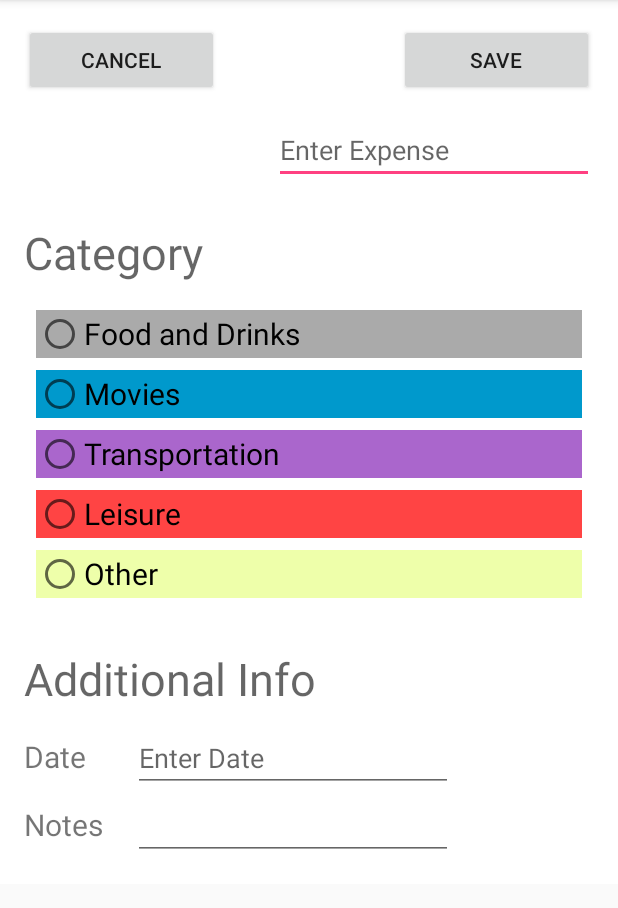
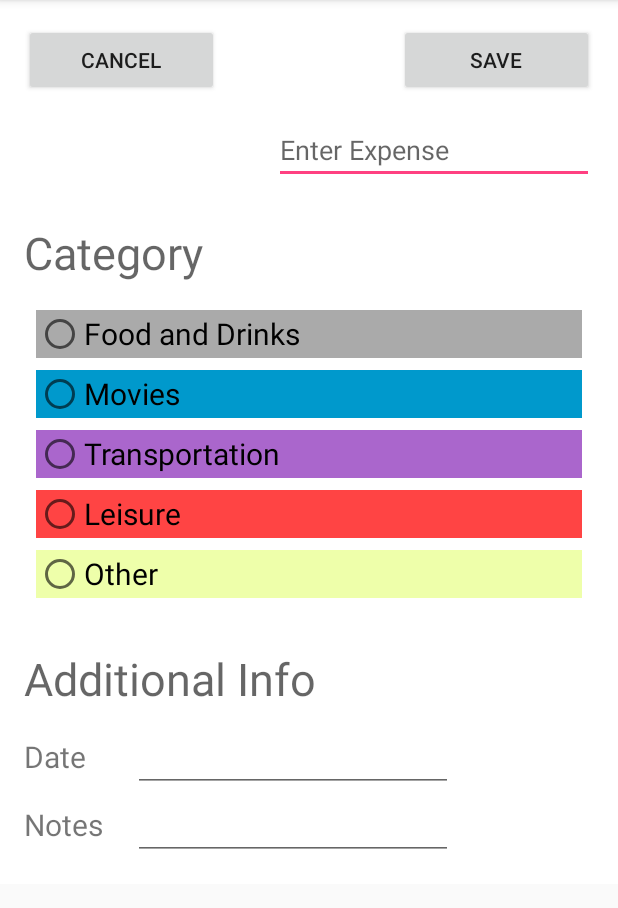
Before and after one commit to alkesh47/Diana, an Android app: the AddMoney screen opened directly, with no data from a screen before it, on a phone screen of 412 x 824 dp, the part 84-992 px from its top. Run offline under Robolectric (Android 15) with nearby library versions, the light colour scheme and no system bars.

Commit message:
Minor adjustments.

```diff
--- a/app/src/main/res/layout/activity_add_money.xml
+++ b/app/src/main/res/layout/activity_add_money.xml
@@ -154,10 +154,11 @@
                 android:layout_width="wrap_content"
                 android:layout_height="wrap_content"
                 android:inputType="date"
-                android:hint="Enter Date"
                 android:ems="10"
                 android:id="@+id/dateEditText"
                 android:layout_column="2" />
+
+
         </TableRow>
 
         <TableRow
```
